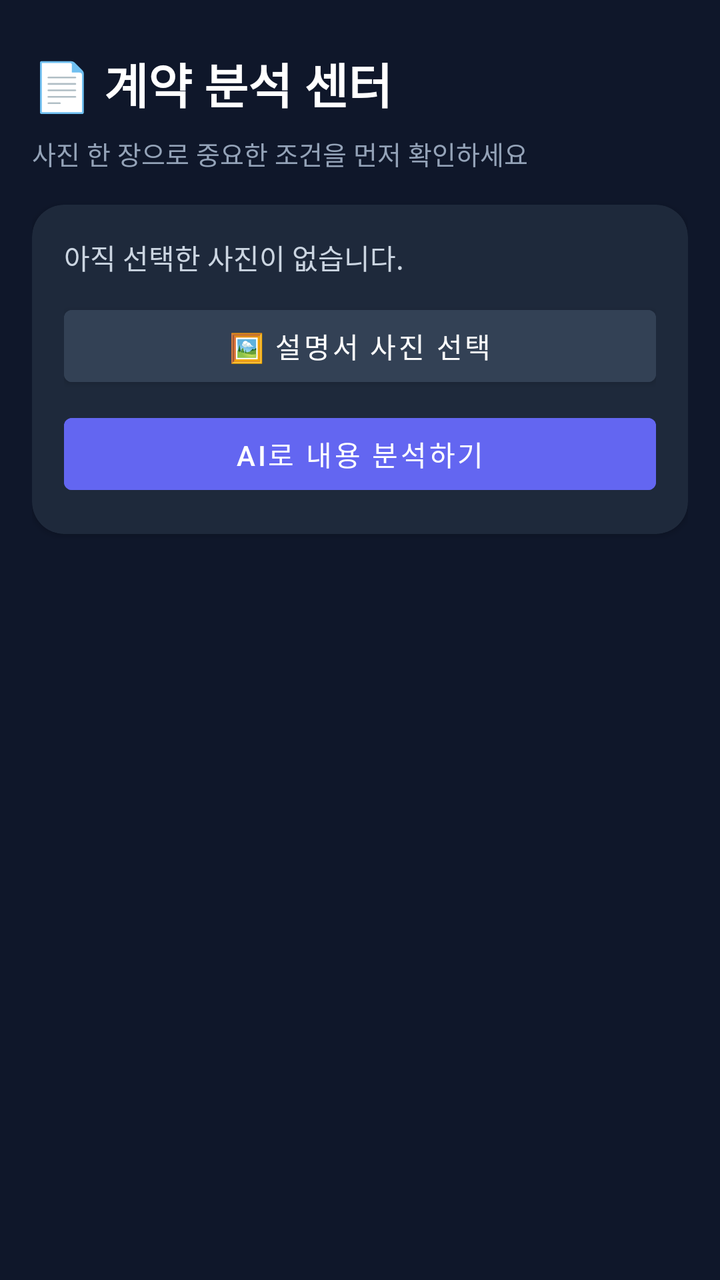
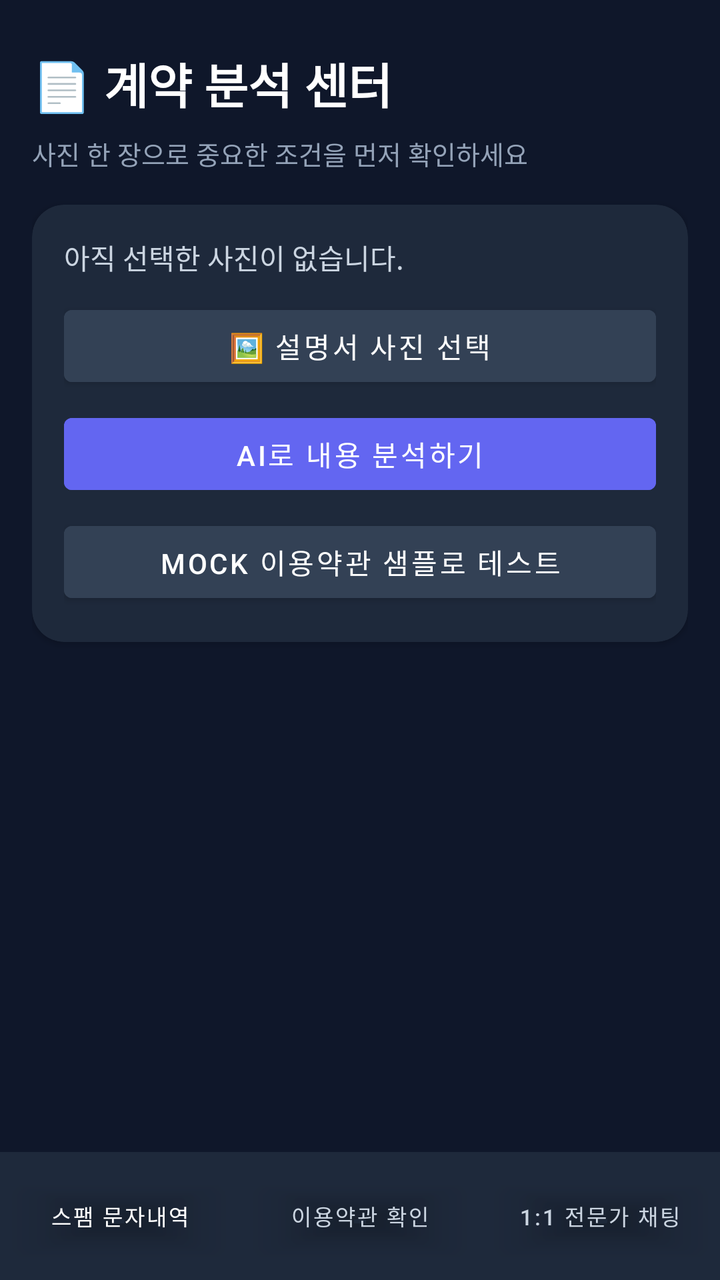

An Android layout rendered at two revisions. The XML below is the earlier revision; the diff shows what the commit changed to produce the second picture.
<!-- AndroidManifest.xml: application theme Theme.MaterialComponents.DayNight.NoActionBar -->
<!-- res/layout/activity_contract_analysis.xml -->
<?xml version="1.0" encoding="utf-8"?>
<ScrollView xmlns:android="http://schemas.android.com/apk/res/android"
    xmlns:app="http://schemas.android.com/apk/res-auto"
    android:layout_width="match_parent"
    android:layout_height="match_parent"
    android:background="#0F172A"
    android:fillViewport="true">

    <LinearLayout
        android:layout_width="match_parent"
        android:layout_height="wrap_content"
        android:orientation="vertical"
        android:padding="16dp">

        <TextView
            android:layout_width="match_parent"
            android:layout_height="wrap_content"
            android:paddingVertical="8dp"
            android:text="📄 계약 분석 센터"
            android:textColor="#FFFFFF"
            android:textSize="24sp"
            android:textStyle="bold" />

        <TextView
            android:layout_width="match_parent"
            android:layout_height="wrap_content"
            android:text="사진 한 장으로 중요한 조건을 먼저 확인하세요"
            android:textColor="#94A3B8"
            android:textSize="13sp" />

        <androidx.cardview.widget.CardView
            android:layout_width="match_parent"
            android:layout_height="wrap_content"
            android:layout_marginTop="16dp"
            app:cardBackgroundColor="#1E293B"
            app:cardCornerRadius="16dp">

            <LinearLayout
                android:layout_width="match_parent"
                android:layout_height="wrap_content"
                android:orientation="vertical"
                android:padding="16dp">

                <TextView
                    android:id="@+id/tvSelectedDocument"
                    android:layout_width="match_parent"
                    android:layout_height="wrap_content"
                    android:text="아직 선택한 사진이 없습니다."
                    android:textColor="#CBD5E1"
                    android:textSize="14sp" />

                <Button
                    android:id="@+id/btnSelectDocument"
                    android:layout_width="match_parent"
                    android:layout_height="wrap_content"
                    android:layout_marginTop="10dp"
                    android:backgroundTint="#334155"
                    android:text="🖼️ 설명서 사진 선택"
                    android:textColor="#FFFFFF" />

                <Button
                    android:id="@+id/btnAnalyzeDocument"
                    android:layout_width="match_parent"
                    android:layout_height="wrap_content"
                    android:layout_marginTop="6dp"
                    android:backgroundTint="#6366F1"
                    android:enabled="false"
                    android:text="AI로 내용 분석하기"
                    android:textColor="#FFFFFF" />
            </LinearLayout>
        </androidx.cardview.widget.CardView>

        <androidx.cardview.widget.CardView
            android:id="@+id/cardAnalysisResult"
            android:layout_width="match_parent"
            android:layout_height="wrap_content"
            android:layout_marginTop="12dp"
            android:visibility="gone"
            app:cardBackgroundColor="#1E293B"
            app:cardCornerRadius="16dp">

            <LinearLayout
                android:layout_width="match_parent"
                android:layout_height="wrap_content"
                android:orientation="vertical"
                android:padding="16dp">

                <TextView
                    android:id="@+id/tvDocumentScore"
                    android:layout_width="match_parent"
                    android:layout_height="wrap_content"
                    android:textColor="#FBBF24"
                    android:textSize="22sp"
                    android:textStyle="bold" />

                <TextView
                    android:id="@+id/tvDocumentSummary"
                    android:layout_width="match_parent"
                    android:layout_height="wrap_content"
                    android:layout_marginTop="10dp"
                    android:textColor="#E2E8F0"
                    android:textSize="14sp" />

                <TextView
                    android:id="@+id/tvDocumentRisks"
                    android:layout_width="match_parent"
                    android:layout_height="wrap_content"
                    android:layout_marginTop="12dp"
                    android:textColor="#CBD5E1"
                    android:textSize="13sp" />

                <TextView
                    android:id="@+id/tvDocumentRecommendations"
                    android:layout_width="match_parent"
                    android:layout_height="wrap_content"
                    android:layout_marginTop="12dp"
                    android:textColor="#A7F3D0"
                    android:textSize="13sp" />
            </LinearLayout>
        </androidx.cardview.widget.CardView>

        <androidx.cardview.widget.CardView
            android:id="@+id/cardConsultant"
            android:layout_width="match_parent"
            android:layout_height="wrap_content"
            android:layout_marginTop="12dp"
            android:visibility="gone"
            app:cardBackgroundColor="#312E81"
            app:cardCornerRadius="16dp">

            <LinearLayout
                android:layout_width="match_parent"
                android:layout_height="wrap_content"
                android:orientation="vertical"
                android:padding="16dp">

                <TextView
                    android:layout_width="match_parent"
                    android:layout_height="wrap_content"
                    android:text="전문가와 1:1로 비교 상담"
                    android:textColor="#FFFFFF"
                    android:textSize="15sp"
                    android:textStyle="bold" />

                <TextView
                    android:layout_width="match_parent"
                    android:layout_height="wrap_content"
                    android:layout_marginTop="4dp"
                    android:text="여러 상품의 보장·수수료·해지 조건을 함께 비교할 상담사를 유료로 매칭합니다."
                    android:textColor="#C7D2FE"
                    android:textSize="12sp" />

                <Button
                    android:id="@+id/btnConsultant"
                    android:layout_width="match_parent"
                    android:layout_height="wrap_content"
                    android:layout_marginTop="10dp"
                    android:backgroundTint="#FBBF24"
                    android:text="유료 1:1 상담사 매칭 신청"
                    android:textColor="#1E1B4B" />
            </LinearLayout>
        </androidx.cardview.widget.CardView>
    </LinearLayout>
</ScrollView>
<!-- resources referenced by this layout -->
<resources>

</resources>

<!-- the commit's change to res/layout/activity_contract_analysis.xml (unified diff, before → after) -->
@@ -1,9 +1,15 @@
 <?xml version="1.0" encoding="utf-8"?>
-<ScrollView xmlns:android="http://schemas.android.com/apk/res/android"
+<LinearLayout xmlns:android="http://schemas.android.com/apk/res/android"
     xmlns:app="http://schemas.android.com/apk/res-auto"
     android:layout_width="match_parent"
     android:layout_height="match_parent"
     android:background="#0F172A"
+    android:orientation="vertical">
+
+<ScrollView
+    android:layout_width="match_parent"
+    android:layout_height="0dp"
+    android:layout_weight="1"
     android:fillViewport="true">
 
     <LinearLayout
@@ -66,6 +72,15 @@
                     android:backgroundTint="#6366F1"
                     android:enabled="false"
                     android:text="AI로 내용 분석하기"
+                    android:textColor="#FFFFFF" />
+
+                <Button
+                    android:id="@+id/btnMockTerms"
+                    android:layout_width="match_parent"
+                    android:layout_height="wrap_content"
+                    android:layout_marginTop="6dp"
+                    android:backgroundTint="#334155"
+                    android:text="Mock 이용약관 샘플로 테스트"
                     android:textColor="#FFFFFF" />
             </LinearLayout>
         </androidx.cardview.widget.CardView>
@@ -162,3 +177,47 @@
         </androidx.cardview.widget.CardView>
     </LinearLayout>
 </ScrollView>
+
+<include layout="@layout/include_bottom_navigation" />
+</LinearLayout>
+<!-- res/layout/include_bottom_navigation.xml (included above) -->
+<?xml version="1.0" encoding="utf-8"?>
+<LinearLayout xmlns:android="http://schemas.android.com/apk/res/android"
+    android:id="@+id/bottomNavigation"
+    android:layout_width="match_parent"
+    android:layout_height="wrap_content"
+    android:background="#1E293B"
+    android:orientation="horizontal"
+    android:paddingTop="8dp"
+    android:paddingBottom="8dp">
+
+    <Button
+        android:id="@+id/navSpamLogs"
+        android:layout_width="0dp"
+        android:layout_height="wrap_content"
+        android:layout_weight="1"
+        android:backgroundTint="@android:color/transparent"
+        android:text="스팸 문자내역"
+        android:textColor="#FFFFFF"
+        android:textSize="11sp" />
+
+    <Button
+        android:id="@+id/navTerms"
+        android:layout_width="0dp"
+        android:layout_height="wrap_content"
+        android:layout_weight="1"
+        android:backgroundTint="@android:color/transparent"
+        android:text="이용약관 확인"
+        android:textColor="#CBD5E1"
+        android:textSize="11sp" />
+
+    <Button
+        android:id="@+id/navExpertChat"
+        android:layout_width="0dp"
+        android:layout_height="wrap_content"
+        android:layout_weight="1"
+        android:backgroundTint="@android:color/transparent"
+        android:text="1:1 전문가 채팅"
+        android:textColor="#CBD5E1"
+        android:textSize="11sp" />
+</LinearLayout>
